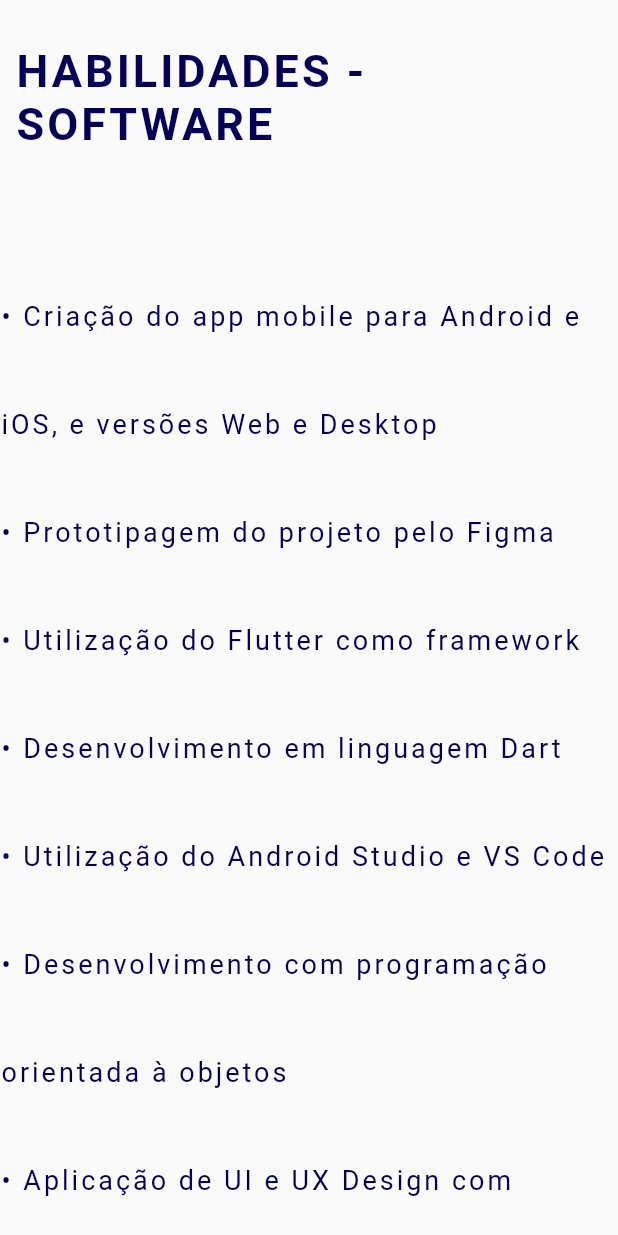
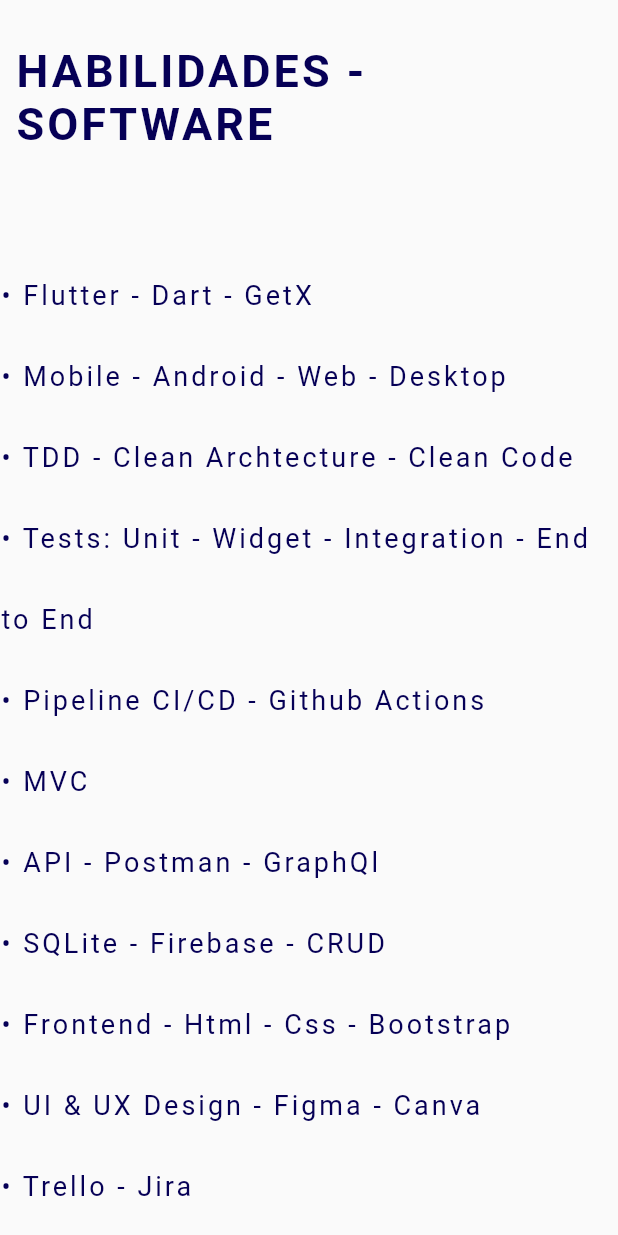
Before and after one commit to matheusresende7/curriculo_portifolio_matheusr, a Flutter app: the HabilidadesSoftware widget shown alone on an empty page, opened directly, on a phone screen of 412 x 824 dp. Run offline on Flutter 3.47's test engine with Material 2 defaults, Android fonts, the phone set to English and light mode, and no system bars; drawn by our look-alikes of delayed_display; our stand-ins replace get.

Commit message:
fix: release bugs fixed - v0.0.3

```diff
--- a/lib/src/components/home/habilidades_engenharia.dart
+++ b/lib/src/components/home/habilidades_engenharia.dart
@@ -30,7 +30,7 @@
               color: Theme.of(context).primaryColor,
               fontWeight: FontWeight.w400,
               letterSpacing: 2,
-              height: 4,
+              height: 3,
             ),
           ),
 
--- a/lib/src/components/home/habilidades_software.dart
+++ b/lib/src/components/home/habilidades_software.dart
@@ -30,7 +30,7 @@
               color: Theme.of(context).primaryColor,
               fontWeight: FontWeight.w400,
               letterSpacing: 2,
-              height: 4,
+              height: 3,
             ),
           ),
 
--- a/lib/src/constants/strings.dart
+++ b/lib/src/constants/strings.dart
@@ -60,32 +60,20 @@
 
   ///Habilidades
   static const String habilidadesSoftwareLista =
-      '• Criação do app mobile para Android e iOS, e versões Web e Desktop\n'
-      '• Prototipagem do projeto pelo Figma\n'
-      '• Utilização do Flutter como framework\n'
-      '• Desenvolvimento em linguagem Dart\n'
-      '• Utilização do Android Studio e VS Code\n'
-      '• Desenvolvimento com programação orientada à objetos\n'
-      '• Aplicação de UI e UX Design com Material Design\n'
-      '• Versionamento de código através do Git\n'
-      '• Utilização de repositório remoto pelo GitHub\n'
-      '• Gerenciamento de estado e programação reativa com GetX\n'
-      '• Consumo e integração de APIs Rest com Postman e GraphQl\n'
-      '• Backend através do Firebase\n'
-      '• Hospedagem através do Firebase Hosting\n'
-      '• Banco de dados local pelo SQLite e CRUD\n'
-      '• Arquitetura de software com MVC\n'
-      '• Aplicação de Clean Code e Clean Architecture\n'
-      '• Desenvolvimento utilizando TDD\n'
-      '• CI/CD Pipeline com Github Actions\n'
-      '• Realização de testes unitários, de widgets, de integração, e2e e automatizados\n'
-      '• Responsividade do app para Mobile, Tablet, Web e Desktop\n'
-      '• Criação frontend para web\n'
-      '• Desenvolvimento do site para o app em Html, Css e Bootstrap\n'
-      '• Publicação e atualização de aplicativo na Play Store\n'
-      '• Mockup do app através do Canva\n'
-      '• Gerenciamento do projeto através do Trello e Jira\n'
-      '• Aplicação de conceitos de metodologias ágeis: Scrum e Kanban\n';
+      '• Flutter - Dart - GetX\n'
+      '• Mobile - Android - Web - Desktop\n'
+      '• TDD - Clean Archtecture - Clean Code\n'
+      '• Tests: Unit - Widget - Integration - End to End\n'
+      '• Pipeline CI/CD - Github Actions\n'
+      '• MVC\n'
+      '• API - Postman - GraphQl\n'
+      '• SQLite - Firebase - CRUD\n'
+      '• Frontend - Html - Css - Bootstrap\n'
+      '• UI & UX Design - Figma - Canva\n'
+      '• Trello - Jira\n'
+      '• Scrum - Kanban\n'
+      '• Git - Github\n'
+      '• Play Store - Firebase Hosting\n';
   static const String habilidadesEngenhariaLista =
       '• Gestão financeira\n'
       '• Viabilidade de negócios\n'
--- a/lib/src/widgets/buttons/outlined_button_default.dart
+++ b/lib/src/widgets/buttons/outlined_button_default.dart
@@ -16,7 +16,12 @@
   @override
   Widget build(BuildContext context) {
 
-    return OutlinedButton(
+    return InkWell(
+      onTap: this.onPressed,
+      highlightColor: Colors.transparent,
+      splashColor: Colors.transparent,
+      hoverColor: Colors.transparent,
+      child: OutlinedButton(
         child: Padding(
           padding: const EdgeInsets.fromLTRB(70, 12, 70, 12),
           child: Row(
@@ -68,6 +73,7 @@
           ),
         ),
         onPressed: this.onPressed ?? () {},
+      ),
     );
 
   }
```
Also changed, not shown: lib/src/views/home.dart (line endings or trailing spaces). Lines whose indentation alone changed are shown as unchanged.
